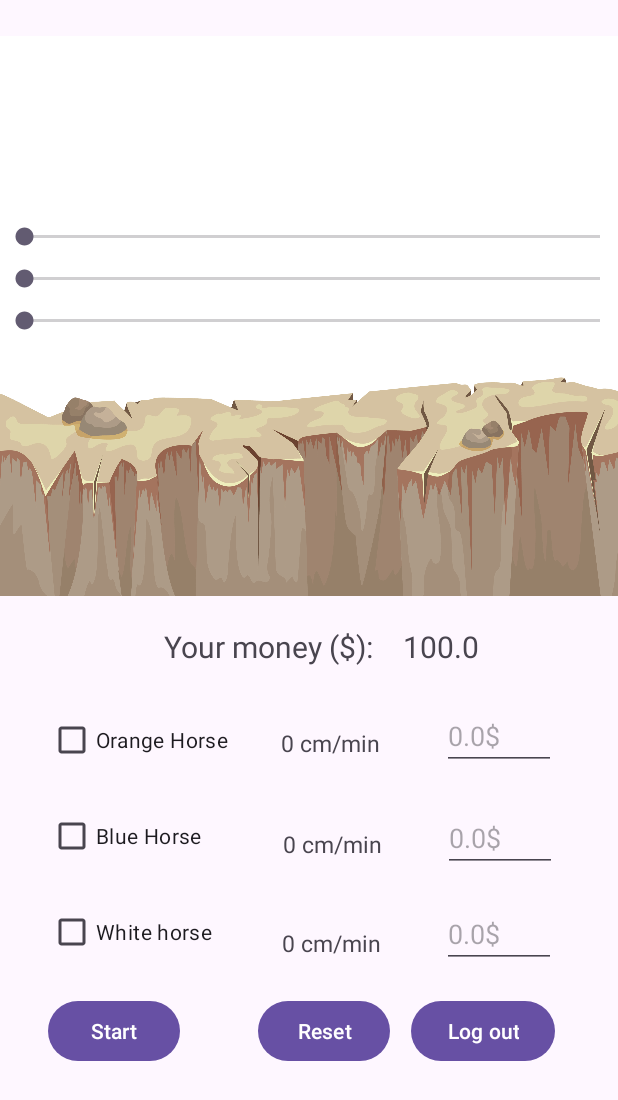
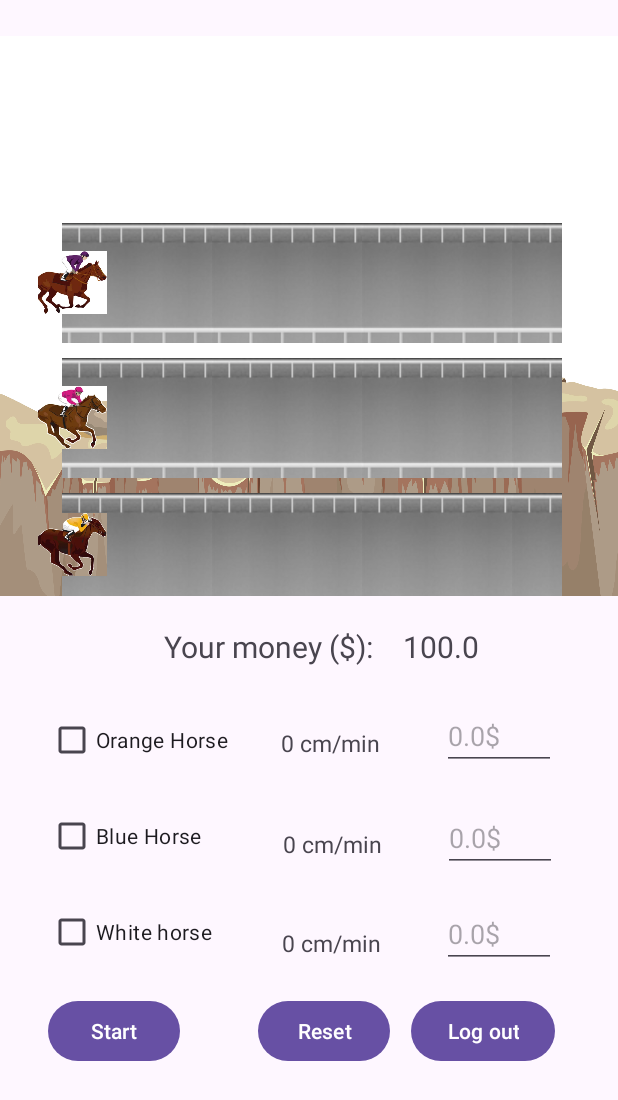
Before and after one commit to UyenNguyen-25/Horse-Racing, an Android app: the RacingActivity screen opened directly, with no data from a screen before it, on a phone screen of 412 x 824 dp. Shown: the top 1100 px of the screen. Run offline under Robolectric (Android 15) with nearby library versions, the light colour scheme and no system bars.

Commit message:
Implement racing logic (needs tweaking)

```diff
--- a/app/src/main/java/com/miniproject/horseracing/RacingActivity.java
+++ b/app/src/main/java/com/miniproject/horseracing/RacingActivity.java
@@ -1,14 +1,160 @@
 package com.miniproject.horseracing;
 
+import android.icu.math.BigDecimal;
 import android.os.Bundle;
+import android.util.Log;
+import android.view.View;
+import android.widget.Button;
+import android.widget.SeekBar;
 
 import androidx.activity.EdgeToEdge;
 import androidx.appcompat.app.AppCompatActivity;
 
+import java.util.Random;
+import java.util.Timer;
+import java.util.TimerTask;
+
 public class RacingActivity extends AppCompatActivity {
+    private final String TAG = "RacingActivity";
+
+    private final double ODDS = 2;
+    private BigDecimal balance = BigDecimal.valueOf(100);
+
+    SeekBar horse1, horse2, horse3;
+
+    @Override
     protected void onCreate(Bundle savedInstanceState) {
         super.onCreate(savedInstanceState);
         EdgeToEdge.enable(this);
         setContentView(R.layout.activity_racing);
+
+        Button btnStart = findViewById(R.id.btnStart);
+        Button btnReset = findViewById(R.id.btnReset);
+        Button btnLogout = findViewById(R.id.btnLogout);
+
+        horse1 = findViewById(R.id.seekBar1);
+        horse2 = findViewById(R.id.seekBar2);
+        horse3 = findViewById(R.id.seekBar3);
+
+        horse1.setProgress(0, false);
+        horse2.setProgress(0, false);
+        horse3.setProgress(0, false);
+
+        btnStart.setOnClickListener(this::startRace);
+
+        // TODO: Handle betting
+    }
+
+    final int INIT_SPEED = 2;
+    final int MIN_SPEED = 1;
+    final int MAX_SPEED = 4;
+    final int MAX_SPEED_CHANGE = 2;
+    final int CYCLE_LENGTH = 200; // millisecond(s)
+    final int SPEED_CHANGE_BREAKPOINT_1 = 400 / CYCLE_LENGTH; // cycle(s)
+    final int SPEED_CHANGE_BREAKPOINT_2 = 800 / CYCLE_LENGTH; // cycle(s)
+    final int[] SPEED_BIAS = new int[]{0, 1, 2};
+
+    private final int[] progress = new int[3];
+    private final int[] speed = new int[3];
+    private final int[] standings = new int[3]; // standings[horse] = place
+    private final byte[] lastSpeedChange = new byte[3];
+
+    private final Random random = new Random();
+    private Timer timer;
+    private final TimerTask timerTask = new TimerTask() {
+
+        @Override
+        public void run() {
+            updateStandings();
+            int lastChange;
+            float chance;
+            int bias;
+            for (int i = 0; i < 3; i++) {
+                // Increment lastChanged
+                lastChange = ++lastSpeedChange[i];
+
+                // Randomly decides whether to change speed; if true, reset lastChanged
+                // Probability: [0-1s] = 0%; [1-3s] = 0..100%; >3s = 100%
+                if (lastChange < SPEED_CHANGE_BREAKPOINT_1) {
+                    chance = 0;
+                } else if (lastChange < SPEED_CHANGE_BREAKPOINT_2) {
+                    chance = 1 - (float) (SPEED_CHANGE_BREAKPOINT_2 - lastChange) / (SPEED_CHANGE_BREAKPOINT_2 - SPEED_CHANGE_BREAKPOINT_1);
+                } else {
+                    chance = 1;
+                }
+                if (random.nextFloat() < chance) {
+                    // Rubberband mechanics: If behind, more likely to speed up
+                    bias = SPEED_BIAS[standings[i] - 1];
+                    // Actually change speed here
+                    speed[i] += (random.nextInt(2 * MAX_SPEED_CHANGE + 1) - MAX_SPEED_CHANGE + bias);
+                    Log.d(TAG, "Horse " + i + " : Speed=" + speed[i] + " Bias=" + bias);
+
+
+                    if (speed[i] < MIN_SPEED) speed[i] = MIN_SPEED;
+                    if (speed[i] > MAX_SPEED) speed[i] = MAX_SPEED;
+                }
+
+                // Increase progress by speed
+                progress[i] += speed[i];
+                Log.d(TAG, "Horse " + i + " : Progress=" + progress[i]);
+            }
+
+            horse1.setProgress(progress[0], true);
+            horse2.setProgress(progress[1], true);
+            horse3.setProgress(progress[2], true);
+
+            for (int i = 0; i < 3; i++) {
+                if (progress[i] >= 100) {
+                    stopRace();
+                    // TODO: Show results
+                }
+            }
+        }
+
+        private void updateStandings() {
+            // FIXME: Is there a better way?
+            if (progress[0] > progress[1]) {
+                if (progress[1] > progress[2]) {
+                    setStandings(1, 2, 3);
+                } else if (progress[2] > progress[0]) {
+                    setStandings(2, 3, 1);
+                } else {
+                    setStandings(1, 3, 2);
+                }
+            } else { // [0] < [1]
+                if (progress[2] < progress[0]) {
+                    setStandings(2, 1, 3);
+                } else if (progress[2] > progress[1]) {
+                    setStandings(3, 2, 1);
+                } else {
+                    setStandings(3, 1, 2);
+                }
+            }
+        }
+
+        private void setStandings(int... s) {
+            System.arraycopy(s, 0, standings, 0, 3);
+        }
+    };
+
+    private void startRace(View view) {
+        if (timer != null) {
+            return;
+        }
+
+        Log.d(TAG, "Race started.");
+        for (int i = 0; i < 3; i++) {
+            speed[i] = INIT_SPEED;
+            Log.d(TAG, "Speed " + (i + 1) + ": " + speed[i]);
+        }
+        timer = new Timer();
+        timer.schedule(timerTask, 0, 100);
+    }
+
+    private void stopRace() {
+        if (timer != null) {
+            timer.cancel();
+            timer = null;
+        }
     }
 }
--- /dev/null
+++ b/app/src/main/res/drawable/bg_seekbar_racetrack.xml
@@ -0,0 +1,12 @@
+<?xml version="1.0" encoding="utf-8"?>
+<layer-list xmlns:android="http://schemas.android.com/apk/res/android">
+    <!--        android:id="@android:id/secondaryProgress"-->
+    <item
+        android:height="80dp"
+        android:drawable="@drawable/racetrack_grayscale">
+    </item>
+    <item
+        android:id="@android:id/progress"
+        android:height="80dp"
+        android:drawable="@drawable/racetrack" />
+</layer-list>
--- /dev/null
+++ b/app/src/main/res/drawable/ic_horse_1.xml
@@ -0,0 +1,8 @@
+<?xml version="1.0" encoding="utf-8"?>
+<layer-list xmlns:android="http://schemas.android.com/apk/res/android">
+    <item
+        android:width="60dp"
+        android:height="42dp">
+        <bitmap android:src="@drawable/horse_1" />
+    </item>
+</layer-list>
--- /dev/null
+++ b/app/src/main/res/drawable/ic_horse_2.xml
@@ -0,0 +1,8 @@
+<?xml version="1.0" encoding="utf-8"?>
+<layer-list xmlns:android="http://schemas.android.com/apk/res/android">
+    <item
+        android:width="60dp"
+        android:height="42dp">
+        <bitmap android:src="@drawable/horse_2" />
+    </item>
+</layer-list>
--- /dev/null
+++ b/app/src/main/res/drawable/ic_horse_3.xml
@@ -0,0 +1,8 @@
+<?xml version="1.0" encoding="utf-8"?>
+<layer-list xmlns:android="http://schemas.android.com/apk/res/android">
+    <item
+        android:width="60dp"
+        android:height="42dp">
+        <bitmap android:src="@drawable/horse_3" />
+    </item>
+</layer-list>
--- a/app/src/main/res/layout/activity_racing.xml
+++ b/app/src/main/res/layout/activity_racing.xml
@@ -28,10 +28,14 @@
             tools:ignore="Autofill,LabelFor" />
 
         <SeekBar
-            android:id="@+id/seekBar"
+            android:id="@+id/seekBar1"
             android:layout_width="match_parent"
             android:layout_height="wrap_content"
+            android:layout_marginHorizontal="25dp"
             android:layout_marginTop="100dp"
+            android:progress="80"
+            android:progressDrawable="@drawable/bg_seekbar_racetrack"
+            android:thumb="@drawable/ic_horse_1"
             app:layout_constraintStart_toStartOf="parent"
             app:layout_constraintTop_toTopOf="parent" />
 
@@ -39,7 +43,11 @@
             android:id="@+id/seekBar2"
             android:layout_width="match_parent"
             android:layout_height="wrap_content"
+            android:layout_marginHorizontal="25dp"
             android:layout_marginTop="10dp"
+            android:progress="20"
+            android:progressDrawable="@drawable/bg_seekbar_racetrack"
+            android:thumb="@drawable/ic_horse_2"
             app:layout_constraintStart_toStartOf="parent"
             app:layout_constraintTop_toTopOf="parent" />
 
@@ -47,24 +55,38 @@
             android:id="@+id/seekBar3"
             android:layout_width="match_parent"
             android:layout_height="wrap_content"
+            android:layout_marginHorizontal="25dp"
             android:layout_marginTop="10dp"
-            />
+            android:progress="50"
+            android:progressDrawable="@drawable/bg_seekbar_racetrack"
+            android:thumb="@drawable/ic_horse_3" />
     </LinearLayout>
 
     <TextView
-        android:id="@+id/horse2m"
+        android:id="@+id/moneyTitle"
         android:layout_width="wrap_content"
         android:layout_height="wrap_content"
-        android:layout_marginTop="44dp"
-        android:text="0 cm/min"
-        android:textSize="15sp"
-        app:layout_constraintBottom_toBottomOf="@+id/checkBox2"
+        android:layout_marginTop="20dp"
+        android:layout_marginEnd="15dp"
+        android:text="Your money ($): "
+        android:textSize="20sp"
+        app:layout_constraintEnd_toStartOf="@id/moneyResult"
+        app:layout_constraintTop_toBottomOf="@id/layoutRacing"
+        tools:ignore="HardcodedText" />
+
+    <TextView
+        android:id="@+id/moneyResult"
+        android:layout_width="wrap_content"
+        android:layout_height="wrap_content"
+        android:text="100.0"
+        android:textSize="20sp"
+        app:layout_constraintBottom_toBottomOf="@id/moneyTitle"
         app:layout_constraintEnd_toEndOf="parent"
-        app:layout_constraintHorizontal_bias="0.254"
-        app:layout_constraintStart_toEndOf="@+id/checkBox2"
-        app:layout_constraintTop_toBottomOf="@+id/horse1m"
-        app:layout_constraintVertical_bias="0.23"
-        tools:ignore="HardcodedText" />
+        app:layout_constraintHorizontal_bias="0.744"
+        app:layout_constraintStart_toStartOf="parent"
+        app:layout_constraintTop_toBottomOf="@id/layoutRacing"
+        app:layout_constraintVertical_bias="1.0"
+        tools:ignore="HardcodedText,MissingConstraints" />
 
     <CheckBox
         android:id="@+id/checkBox1"
@@ -76,9 +98,21 @@
         app:layout_constraintEnd_toEndOf="parent"
         app:layout_constraintHorizontal_bias="0.11"
         app:layout_constraintStart_toStartOf="parent"
-        app:layout_constraintTop_toBottomOf="@+id/layoutRacing"
+        app:layout_constraintTop_toBottomOf="@id/layoutRacing"
         app:layout_constraintVertical_bias="0.0"
         tools:ignore="HardcodedText,MissingConstraints" />
+
+
+    <CheckBox
+        android:id="@+id/checkBox2"
+        android:layout_width="wrap_content"
+        android:layout_height="wrap_content"
+        android:layout_marginStart="32dp"
+        android:layout_marginTop="16dp"
+        android:text="Blue Horse"
+        app:layout_constraintStart_toStartOf="parent"
+        app:layout_constraintTop_toBottomOf="@id/checkBox1"
+        tools:ignore="HardcodedText" />
 
     <CheckBox
         android:id="@+id/checkBox3"
@@ -86,9 +120,66 @@
         android:layout_height="wrap_content"
         android:layout_marginTop="16dp"
         android:text="White horse"
-        app:layout_constraintStart_toStartOf="@+id/checkBox2"
-        app:layout_constraintTop_toBottomOf="@+id/checkBox2"
+        app:layout_constraintStart_toStartOf="@id/checkBox2"
+        app:layout_constraintTop_toBottomOf="@id/checkBox2"
         tools:ignore="HardcodedText" />
+
+    <TextView
+        android:id="@+id/horse1m"
+        android:layout_width="wrap_content"
+        android:layout_height="wrap_content"
+        android:layout_marginTop="40dp"
+        android:text="0 cm/min"
+        android:textSize="15sp"
+        app:layout_constraintBottom_toBottomOf="@id/checkBox1"
+        app:layout_constraintEnd_toEndOf="parent"
+        app:layout_constraintHorizontal_bias="0.181"
+        app:layout_constraintStart_toEndOf="@id/checkBox1"
+        app:layout_constraintTop_toBottomOf="@id/moneyTitle"
+        app:layout_constraintVertical_bias="0.0"
+        tools:ignore="HardcodedText" />
+
+    <TextView
+        android:id="@+id/horse2m"
+        android:layout_width="wrap_content"
+        android:layout_height="wrap_content"
+        android:layout_marginTop="44dp"
+        android:text="0 cm/min"
+        android:textSize="15sp"
+        app:layout_constraintBottom_toBottomOf="@id/checkBox2"
+        app:layout_constraintEnd_toEndOf="parent"
+        app:layout_constraintHorizontal_bias="0.254"
+        app:layout_constraintStart_toEndOf="@id/checkBox2"
+        app:layout_constraintTop_toBottomOf="@id/horse1m"
+        app:layout_constraintVertical_bias="0.23"
+        tools:ignore="HardcodedText" />
+
+    <TextView
+        android:id="@+id/horse3m"
+        android:layout_width="wrap_content"
+        android:layout_height="wrap_content"
+        android:layout_marginStart="28dp"
+        android:layout_marginTop="44dp"
+        android:text="0 cm/min"
+        android:textSize="15sp"
+        app:layout_constraintBottom_toBottomOf="@id/checkBox3"
+        app:layout_constraintEnd_toEndOf="parent"
+        app:layout_constraintHorizontal_bias="0.107"
+        app:layout_constraintStart_toEndOf="@id/checkBox3"
+        app:layout_constraintTop_toBottomOf="@id/horse2m"
+        app:layout_constraintVertical_bias="0.1"
+        tools:ignore="HardcodedText" />
+
+    <EditText
+        android:id="@+id/betHorse1"
+        android:layout_width="wrap_content"
+        android:layout_height="wrap_content"
+        android:layout_marginTop="13dp"
+        android:layout_marginEnd="6dp"
+        android:autofillHints=""
+        android:inputType="number"
+        android:visibility="invisible"
+        tools:ignore="HardcodedText,MissingConstraints" />
 
     <EditText
         android:id="@+id/betHorse2"
@@ -99,100 +190,8 @@
         android:hint="0.0$"
         android:inputType="number"
         android:visibility="invisible"
-        app:layout_constraintStart_toStartOf="@+id/betHorse1"
-        app:layout_constraintTop_toTopOf="@+id/betHorse1"
-        tools:ignore="HardcodedText" />
-
-    <TextView
-        android:id="@+id/moneyTitle"
-        android:layout_width="wrap_content"
-        android:layout_height="wrap_content"
-        android:layout_marginTop="20dp"
-        android:layout_marginEnd="15dp"
-        android:text="Your money ($): "
-        android:textSize="20sp"
-        app:layout_constraintEnd_toStartOf="@+id/moneyResult"
-        app:layout_constraintTop_toBottomOf="@+id/layoutRacing"
-        tools:ignore="HardcodedText" />
-
-    <Button
-        android:id="@+id/btnLogout"
-        android:layout_width="wrap_content"
-        android:layout_height="0dp"
-
-        android:text="Log out"
-        app:layout_constraintBottom_toBottomOf="@+id/btnStart"
-        app:layout_constraintEnd_toEndOf="parent"
-        app:layout_constraintHorizontal_bias="0.254"
-        app:layout_constraintStart_toEndOf="@+id/BtnReset"
-        app:layout_constraintTop_toTopOf="@+id/BtnReset"
-        app:layout_constraintVertical_bias="0.0"
-        tools:ignore="HardcodedText,MissingConstraints" />
-
-    <Button
-        android:id="@+id/btnStart"
-        android:layout_width="wrap_content"
-        android:layout_height="wrap_content"
-        android:text="Start"
-        app:layout_constraintBaseline_toBaselineOf="@+id/finish"
-        app:layout_constraintEnd_toEndOf="parent"
-        app:layout_constraintHorizontal_bias="0.099"
-        app:layout_constraintStart_toStartOf="parent"
-        tools:ignore="HardcodedText" />
-
-    <Button
-        android:id="@+id/BtnReset"
-        android:layout_width="wrap_content"
-        android:layout_height="wrap_content"
-        android:layout_marginStart="52dp"
-
-        android:text="Reset"
-        app:layout_constraintBottom_toBottomOf="@+id/btnStart"
-        app:layout_constraintStart_toEndOf="@+id/btnStart"
-        app:layout_constraintTop_toTopOf="@+id/btnStart"
-        app:layout_constraintVertical_bias="0.0"
-        tools:ignore="HardcodedText,MissingConstraints" />
-
-    <TextView
-        android:id="@+id/horse3m"
-        android:layout_width="wrap_content"
-        android:layout_height="wrap_content"
-        android:layout_marginStart="28dp"
-        android:layout_marginTop="44dp"
-        android:text="0 cm/min"
-        android:textSize="15sp"
-        app:layout_constraintBottom_toBottomOf="@+id/checkBox3"
-        app:layout_constraintEnd_toEndOf="parent"
-        app:layout_constraintHorizontal_bias="0.107"
-        app:layout_constraintStart_toEndOf="@+id/checkBox3"
-        app:layout_constraintTop_toBottomOf="@+id/horse2m"
-        app:layout_constraintVertical_bias="0.1"
-        tools:ignore="HardcodedText" />
-
-    <TextView
-        android:id="@+id/horse1m"
-        android:layout_width="wrap_content"
-        android:layout_height="wrap_content"
-        android:layout_marginTop="40dp"
-        android:text="0 cm/min"
-        android:textSize="15sp"
-        app:layout_constraintBottom_toBottomOf="@+id/checkBox1"
-        app:layout_constraintEnd_toEndOf="parent"
-        app:layout_constraintHorizontal_bias="0.181"
-        app:layout_constraintStart_toEndOf="@+id/checkBox1"
-        app:layout_constraintTop_toBottomOf="@+id/moneyTitle"
-        app:layout_constraintVertical_bias="0.0"
-        tools:ignore="HardcodedText" />
-
-    <CheckBox
-        android:id="@+id/checkBox2"
-        android:layout_width="wrap_content"
-        android:layout_height="wrap_content"
-        android:layout_marginStart="32dp"
-        android:layout_marginTop="16dp"
-        android:text="Blue Horse"
-        app:layout_constraintStart_toStartOf="parent"
-        app:layout_constraintTop_toBottomOf="@+id/checkBox1"
+        app:layout_constraintStart_toStartOf="@id/betHorse1"
+        app:layout_constraintTop_toTopOf="@id/betHorse1"
         tools:ignore="HardcodedText" />
 
     <EditText
@@ -204,34 +203,45 @@
         android:hint="0.0$"
         android:inputType="number"
         android:visibility="invisible"
-        app:layout_constraintStart_toStartOf="@+id/betHorse2"
-        app:layout_constraintTop_toTopOf="@+id/betHorse2"
+        app:layout_constraintStart_toStartOf="@id/betHorse2"
+        app:layout_constraintTop_toTopOf="@id/betHorse2"
         tools:ignore="HardcodedText" />
 
-    <TextView
-        android:id="@+id/moneyResult"
+    <Button
+        android:id="@+id/btnStart"
         android:layout_width="wrap_content"
         android:layout_height="wrap_content"
-        android:text="100.0"
-        android:textSize="20sp"
-        app:layout_constraintBottom_toBottomOf="@+id/moneyTitle"
+        android:text="Start"
+        app:layout_constraintBaseline_toBaselineOf="@id/finish"
         app:layout_constraintEnd_toEndOf="parent"
-        app:layout_constraintHorizontal_bias="0.744"
+        app:layout_constraintHorizontal_bias="0.099"
         app:layout_constraintStart_toStartOf="parent"
-        app:layout_constraintTop_toBottomOf="@+id/layoutRacing"
-        app:layout_constraintVertical_bias="1.0"
+        tools:ignore="HardcodedText" />
+
+    <Button
+        android:id="@+id/btnReset"
+        android:layout_width="wrap_content"
+        android:layout_height="wrap_content"
+        android:layout_marginStart="52dp"
+        android:text="Reset"
+        app:layout_constraintBottom_toBottomOf="@id/btnStart"
+        app:layout_constraintStart_toEndOf="@id/btnStart"
+        app:layout_constraintTop_toTopOf="@id/btnStart"
+        app:layout_constraintVertical_bias="0.0"
         tools:ignore="HardcodedText,MissingConstraints" />
 
-    <EditText
-        android:id="@+id/betHorse1"
+    <Button
+        android:id="@+id/btnLogout"
         android:layout_width="wrap_content"
-        android:layout_height="wrap_content"
-        android:layout_marginTop="13dp"
-        android:layout_marginEnd="6dp"
-        android:autofillHints=""
+        android:layout_height="0dp"
 
-        android:inputType="number"
-        android:visibility="invisible"
+        android:text="Log out"
+        app:layout_constraintBottom_toBottomOf="@id/btnStart"
+        app:layout_constraintEnd_toEndOf="parent"
+        app:layout_constraintHorizontal_bias="0.254"
+        app:layout_constraintStart_toEndOf="@id/btnReset"
+        app:layout_constraintTop_toTopOf="@id/btnReset"
+        app:layout_constraintVertical_bias="0.0"
         tools:ignore="HardcodedText,MissingConstraints" />
 
     <TextView
@@ -240,8 +250,8 @@
         android:layout_height="wrap_content"
         android:layout_marginStart="3dp"
         android:layout_marginTop="32dp"
-        app:layout_constraintStart_toStartOf="@+id/btnStart"
-        app:layout_constraintTop_toBottomOf="@+id/checkBox3" />
+        app:layout_constraintStart_toStartOf="@id/btnStart"
+        app:layout_constraintTop_toBottomOf="@id/checkBox3" />
 
     <EditText
         android:id="@+id/editTextNumber"
@@ -250,11 +260,11 @@
         android:layout_marginBottom="4dp"
         android:autofillHints=""
         android:ems="10"
+        android:hint="0.0$"
         android:inputType="number"
-        android:hint="0.0$"
-        app:layout_constraintBottom_toBottomOf="@+id/checkBox1"
+        app:layout_constraintBottom_toBottomOf="@id/checkBox1"
         app:layout_constraintEnd_toEndOf="parent"
-        app:layout_constraintStart_toEndOf="@+id/horse1m"
+        app:layout_constraintStart_toEndOf="@id/horse1m"
         tools:ignore="HardcodedText" />
 
     <EditText
@@ -263,12 +273,12 @@
         android:layout_height="43dp"
         android:autofillHints=""
         android:ems="10"
+        android:hint="0.0$"
         android:inputType="number"
-        android:hint="0.0$"
-        app:layout_constraintBottom_toBottomOf="@+id/checkBox2"
+        app:layout_constraintBottom_toBottomOf="@id/checkBox2"
         app:layout_constraintEnd_toEndOf="parent"
-        app:layout_constraintStart_toEndOf="@+id/horse2m"
-        app:layout_constraintTop_toBottomOf="@+id/editTextNumber"
+        app:layout_constraintStart_toEndOf="@id/horse2m"
+        app:layout_constraintTop_toBottomOf="@id/editTextNumber"
         app:layout_constraintVertical_bias="1.0"
         tools:ignore="HardcodedText" />
 
@@ -277,12 +287,12 @@
         android:layout_height="43dp"
         android:autofillHints=""
         android:ems="10"
+        android:hint="0.0$"
         android:inputType="number"
-        android:hint="0.0$"
-        app:layout_constraintBottom_toBottomOf="@+id/checkBox3"
+        app:layout_constraintBottom_toBottomOf="@id/checkBox3"
         app:layout_constraintEnd_toEndOf="parent"
-        app:layout_constraintStart_toEndOf="@+id/horse1m"
-        app:layout_constraintTop_toBottomOf="@+id/editTextNumber2"
+        app:layout_constraintStart_toEndOf="@id/horse1m"
+        app:layout_constraintTop_toBottomOf="@id/editTextNumber2"
         app:layout_constraintVertical_bias="1.0"
         tools:ignore="HardcodedText" />
 
--- a/gradle/libs.versions.toml
+++ b/gradle/libs.versions.toml
@@ -1,5 +1,5 @@
 [versions]
-agp = "8.5.1"
+agp = "8.6.1"
 junit = "4.13.2"
 junitVersion = "1.2.1"
 espressoCore = "3.6.1"
```
Also changed, not shown: app/src/main/res/drawable/horse_1.png (added), app/src/main/res/drawable/horse_2.png (added), app/src/main/res/drawable/horse_3.png (added), app/src/main/res/drawable/ic_thumb.png (added), app/src/main/res/drawable/racetrack.png (added), app/src/main/res/drawable/racetrack_grayscale.png (added), 1 other file.
